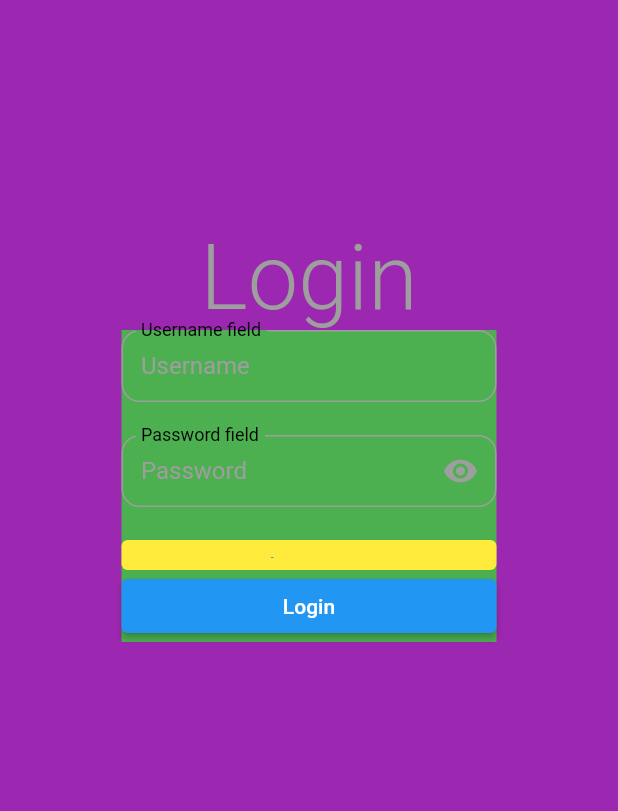
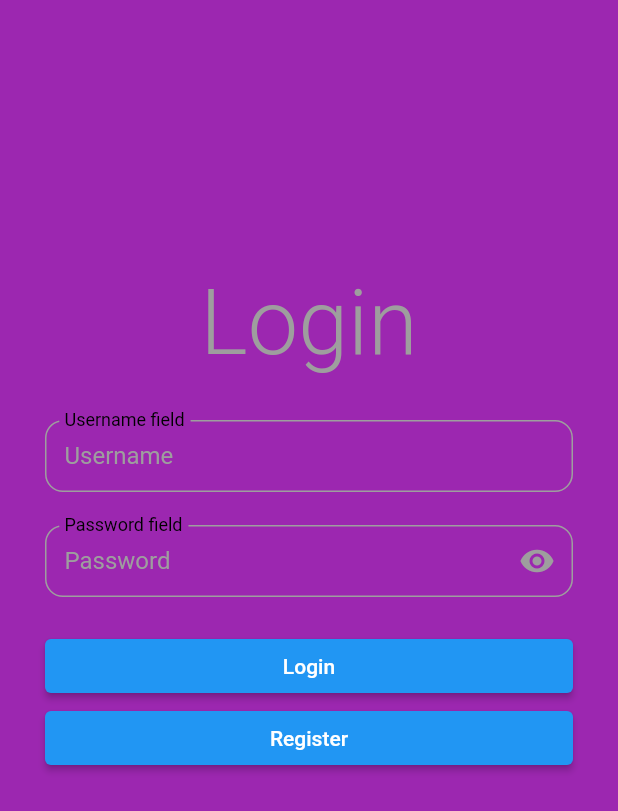
Before and after one commit to mustafasalfiti/nextactivity, a Flutter app: the screen it shows after launch, on a phone screen of 412 x 824 dp. Shown: the top 811 px of the screen. Run offline on Flutter 3.47's test engine with Material 2 defaults, Android fonts, the phone set to English and light mode, and no system bars; our stand-ins replace rflutter_alert.

```diff
--- /dev/null
+++ b/client/lib/models/user.dart
@@ -0,0 +1,34 @@
+import 'dart:convert';
+import 'package:client/classes/description.dart';
+import 'package:client/classes/location.dart';
+
+class User {
+  String? id;
+  final String phoneNumber;
+  final String emailAddress;
+  final String password;
+
+  User({
+    this.id,
+    required this.phoneNumber,
+    required this.emailAddress,
+    required this.password,
+  });
+
+  factory User.fromJson(Map<String, dynamic> json) {
+    return User(
+        phoneNumber: json["phone_number"],
+        emailAddress: json["email_address"],
+        password: "this is a secret");
+  }
+  String toJson() => jsonEncode({
+        'email_address': emailAddress,
+        'phone_number': phoneNumber,
+        "password": password
+      });
+
+  @override
+  String toString() {
+    return "id emailAddress: $emailAddress phone_number: $phoneNumber";
+  }
+}
--- a/client/lib/pages/login_page.dart
+++ b/client/lib/pages/login_page.dart
@@ -2,8 +2,15 @@
 
 import 'package:client/components/normal_field.dart';
 import 'package:client/components/password_field.dart';
+import 'package:client/pages/register_page.dart';
 import 'package:flutter/gestures.dart';
 import 'package:flutter/material.dart';
+import 'package:http/http.dart' as http;
+
+import '../models/user.dart';
+
+// ignore_for_file: prefer_const_constructors
+// ignore_for_file: prefer_const_literals_to_create_immutables
 
 class LoginPage extends StatefulWidget {
   LoginPage({Key? key}) : super(key: key);
@@ -13,8 +20,21 @@ class LoginPage extends StatefulWidget {
 }
 
 class _LoginPageState extends State<LoginPage> {
-  var username = TextEditingController();
+  var phoneNumber = TextEditingController();
   var password = TextEditingController();
+
+  Future<http.Response> _loginForm(String phoneNumber, String password) {
+    User user =
+        User(password: password, phoneNumber: phoneNumber, emailAddress: "");
+    var respone = http.post(Uri.parse('http://10.0.2.2:3000/auth/login'),
+        headers: <String, String>{
+          'Content-Type': 'application/json; charset=UTF-8',
+        },
+        body: user.toJson());
+    print(respone.then((value) => print(value.body)));
+    return respone;
+  }
+
   @override
   Widget build(BuildContext context) {
     return Material(
@@ -23,6 +43,8 @@ class _LoginPageState extends State<LoginPage> {
         height: double.infinity,
         width: double.infinity,
         padding: EdgeInsets.only(top: 150),
+        child: Padding(
+          padding: const EdgeInsets.all(30.0),
           child: Column(
             children: [
               Text(
@@ -32,29 +54,30 @@ class _LoginPageState extends State<LoginPage> {
                     fontWeight: FontWeight.w300,
                     color: Colors.grey),
               ),
-            Container(
-              padding: ,
-              color: Colors.green,
-              width: 250,
-              child: Column(
+              SizedBox(
+                height: 30,
+              ),
+              Column(
                 crossAxisAlignment: CrossAxisAlignment.stretch,
                 children: [
-                  NormalInput("Username", username),
+                  NormalInput("Username", phoneNumber),
                   PasswordInput(password),
-                  SizedBox(
-                    height: 20,
-                    child: TextButton(
-                      style:
-                          TextButton.styleFrom(backgroundColor: Colors.yellow),
-                      onPressed: () => print('hh'),
-                      child: Text("vergiss passwort"),
-                    ),
-                  ),
-                  ElevatedButton(onPressed: () => {}, child: Text("Login"))
+                  ElevatedButton(
+                      onPressed: () =>
+                          _loginForm(phoneNumber.text, password.text),
+                      child: Text("Login")),
+                  ElevatedButton(
+                      onPressed: () => Navigator.push(
+                            context,
+                            MaterialPageRoute(
+                                settings: RouteSettings(name: "/Registerpage"),
+                                builder: (context) => RegisterPage()),
+                          ).then((value) => print('hello')),
+                      child: Text("Register")),
+                ],
+              )
             ],
           ),
-            )
-          ],
         ),
       ),
     );
```
Also changed, not shown: client/lib/pages/register_page.dart (+64 -4 lines), 1 other file. Lines whose indentation alone changed are shown as unchanged.
